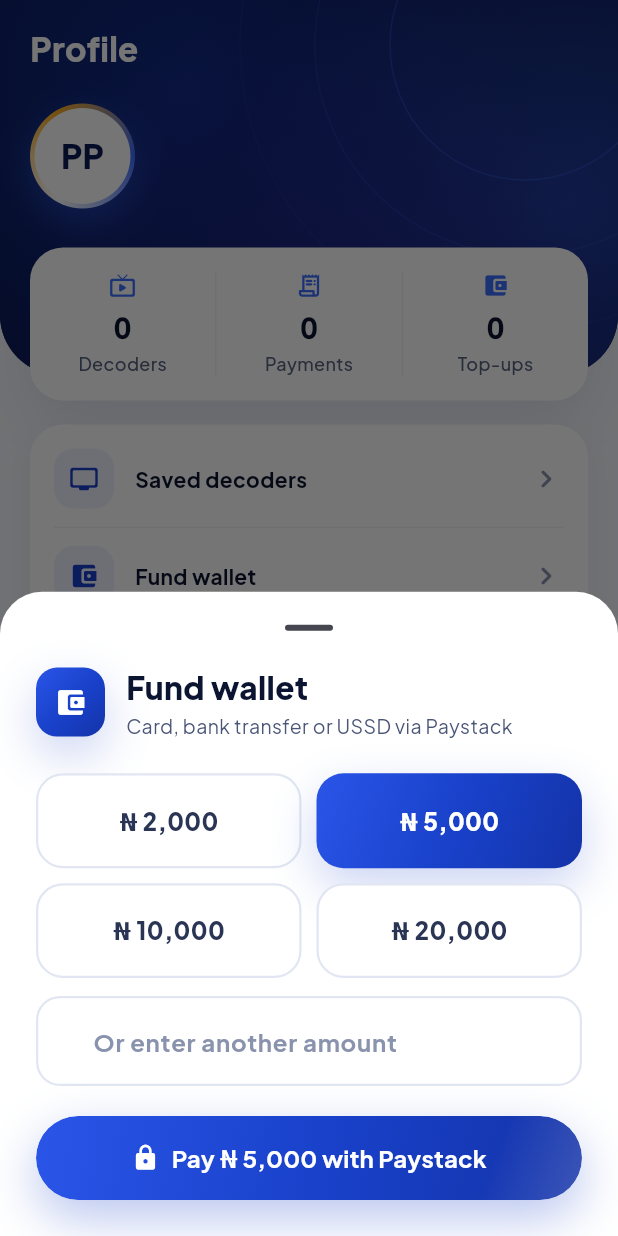
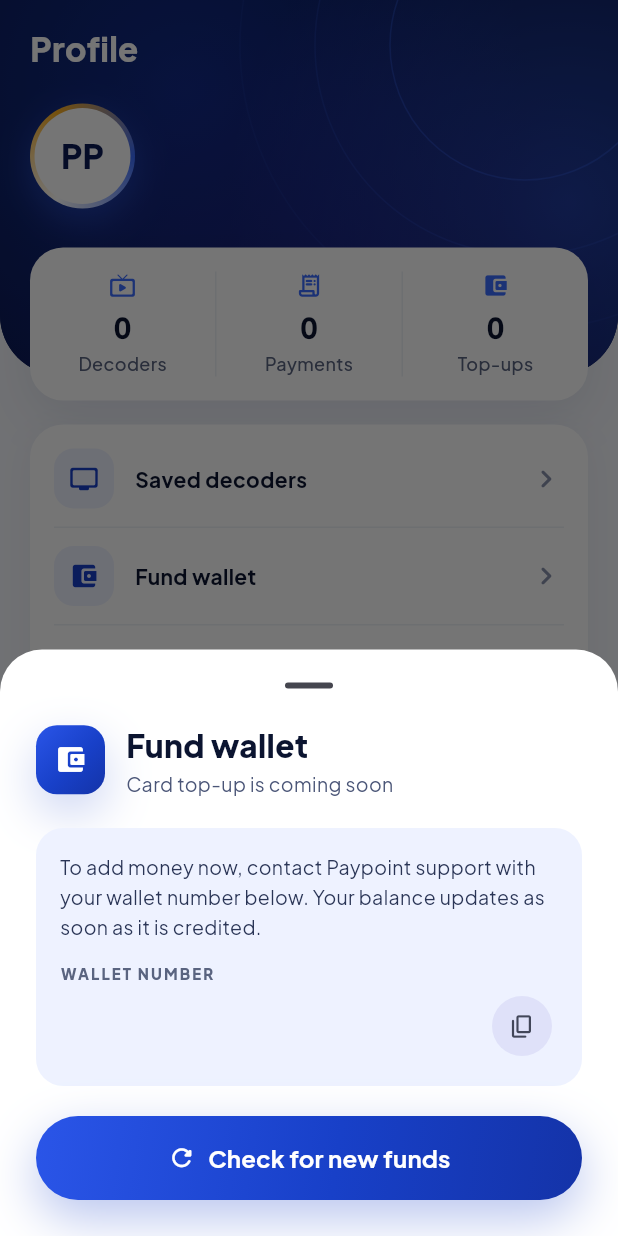
Before and after one commit to ALNATU2025/paypoint, a Flutter app: the MainShell screen opened by its route, item 3 of the bottom bar chosen, after a tap on "Fund wallet", on a phone screen of 412 x 824 dp. Run offline on Flutter 3.47's test engine with Material 3 defaults, Android fonts, the phone set to English and light mode, and no system bars; our stand-ins replace google_fonts, shared_preferences; accounts and stored records are empty.

Commit message:
Remove Paystack checkout from the app
- Fund wallet now shows the user's wallet number for support top-ups and
  a 'Check for new funds' refresh (card funding comes later)
- Drop url_launcher and the browser intent query

Co-Authored-By: Claude Opus 5.5 <noreply@anthropic.com>
Claude-Session: https://claude.ai/code/session_01Rtmac2LUyUTvChVHwGVbfm

```diff
--- a/lib/models/models.dart
+++ b/lib/models/models.dart
@@ -261,7 +261,7 @@ class FundingTransaction {
         amount: (j['amount'] as num? ?? 0).round(),
         date: DateTime.tryParse((j['createdAt'] ?? '').toString())?.toLocal() ?? DateTime.now(),
         status: _status(j['status']),
-        channel: (j['channel'] ?? 'paystack').toString(),
+        channel: (j['channel'] ?? 'admin').toString(),
       );
 }
 
--- a/lib/screens/home_screen.dart
+++ b/lib/screens/home_screen.dart
@@ -1,6 +1,5 @@
 import 'package:flutter/material.dart';
 import 'package:flutter/services.dart';
-import 'package:url_launcher/url_launcher.dart';
 
 import '../core/formatters.dart';
 import '../core/routes.dart';
@@ -547,118 +546,52 @@ class _DecoderTile extends StatelessWidget {
   }
 }
 
-/// Bottom sheet to top up the wallet through Paystack checkout.
+/// How to add money to the wallet. Card funding is not live yet, so wallets
+/// are topped up by Paypoint support (admin credit on the backend).
 Future<void> showFundWalletSheet(BuildContext context) {
   return showModalBottomSheet<void>(
     context: context,
     isScrollControlled: true,
-    builder: (ctx) => Padding(
-      padding: EdgeInsets.only(bottom: MediaQuery.viewInsetsOf(ctx).bottom),
-      child: _FundWalletSheet(hostContext: context),
-    ),
+    builder: (ctx) => _FundWalletSheet(hostContext: context),
   );
 }
 
 class _FundWalletSheet extends StatefulWidget {
   const _FundWalletSheet({required this.hostContext});
-
-  /// The page that opened the sheet, used for snack bars after it closes.
   final BuildContext hostContext;
 
   @override
   State<_FundWalletSheet> createState() => _FundWalletSheetState();
 }
 
-class _FundWalletSheetState extends State<_FundWalletSheet> with WidgetsBindingObserver {
-  static const _amounts = [2000, 5000, 10000, 20000];
-  final _custom = TextEditingController();
-  int? _picked = 5000;
-  String? _reference;
-  bool _busy = false;
-  String? _note;
+class _FundWalletSheetState extends State<_FundWalletSheet> {
+  bool _refreshing = false;
 
-  int? get _amount {
-    final typed = int.tryParse(_custom.text.replaceAll(RegExp(r'\D'), ''));
-    return typed ?? _picked;
-  }
-
-  @override
-  void initState() {
-    super.initState();
-    WidgetsBinding.instance.addObserver(this);
-    _custom.addListener(() => setState(() {}));
-  }
-
-  @override
-  void dispose() {
-    WidgetsBinding.instance.removeObserver(this);
-    _custom.dispose();
-    super.dispose();
-  }
-
-  /// When the user comes back from the browser, check the payment.
-  @override
-  void didChangeAppLifecycleState(AppLifecycleState state) {
-    if (state == AppLifecycleState.resumed && _reference != null && !_busy) _verify(auto: true);
-  }
-
-  Future<void> _start() async {
-    final amount = _amount;
-    if (amount == null || amount < 100) {
-      setState(() => _note = 'Enter at least ₦100');
-      return;
-    }
-    setState(() {
-      _busy = true;
-      _note = null;
-    });
+  Future<void> _refresh() async {
+    final s = AppScope.read(context);
+    final before = s.walletBalance;
+    final messenger = ScaffoldMessenger.of(widget.hostContext);
+    setState(() => _refreshing = true);
     try {
-      final (url, reference) = await AppScope.read(context).startFunding(amount);
-      _reference = reference;
-      final opened = await launchUrl(Uri.parse(url), mode: LaunchMode.externalApplication);
-      if (!opened) throw ApiException('Could not open the payment page.');
-      if (mounted) setState(() => _note = 'Complete the payment in your browser, then come back here.');
-    } on ApiException catch (e) {
-      if (mounted) setState(() => _note = e.message);
-    } finally {
-      if (mounted) setState(() => _busy = false);
-    }
-  }
-
-  Future<void> _verify({bool auto = false}) async {
-    final ref = _reference;
-    if (ref == null) return;
-    setState(() => _busy = true);
-    final messenger = ScaffoldMessenger.of(widget.hostContext);
-    try {
-      final status = await AppScope.read(context).verifyFunding(ref);
+      await s.refresh();
       if (!mounted) return;
-      switch (status) {
-        case TxStatus.success:
-          final amount = _amount ?? 0;
+      final added = s.walletBalance - before;
+      if (added > 0) {
         Navigator.of(context).pop();
-          messenger.showSnackBar(
-            SnackBar(content: Text('${Fmt.naira(amount)} added to your wallet')),
-          );
-          return;
-        case TxStatus.failed:
-          setState(() {
-            _note = 'That payment was not completed. You can try again.';
-            _reference = null;
-          });
-        case TxStatus.pending:
-          if (!auto) setState(() => _note = "We haven't received confirmation yet. If you've paid, wait a moment and check again.");
+        messenger.showSnackBar(SnackBar(content: Text('${Fmt.naira(added)} added to your wallet')));
+      } else {
+        messenger.showSnackBar(const SnackBar(content: Text('No new funds yet. Check again shortly.')));
       }
     } on ApiException catch (e) {
-      if (mounted && !auto) setState(() => _note = e.message);
+      messenger.showSnackBar(SnackBar(content: Text(e.message)));
     } finally {
-      if (mounted) setState(() => _busy = false);
+      if (mounted) setState(() => _refreshing = false);
     }
   }
 
   @override
   Widget build(BuildContext context) {
-    final waiting = _reference != null;
+    final s = AppScope.of(context);
     return SafeArea(
       child: Padding(
         padding: const EdgeInsets.fromLTRB(24, 0, 24, 24),
@@ -676,90 +609,56 @@ class _FundWalletSheetState extends State<_FundWalletSheet> with WidgetsBindingO
                     children: [
                       Text('Fund wallet', style: TextStyle(fontSize: 21, fontWeight: FontWeight.w800)),
                       SizedBox(height: 2),
-                      Text('Card, bank transfer or USSD via Paystack',
-                          style: TextStyle(fontSize: 13, color: AppColors.body)),
+                      Text('Card top-up is coming soon', style: TextStyle(fontSize: 13, color: AppColors.body)),
                     ],
                   ),
                 ),
               ],
             ),
-            const SizedBox(height: 22),
-            if (!waiting) ...[
-              GridView.count(
-                crossAxisCount: 2,
-                shrinkWrap: true,
-                physics: const NeverScrollableScrollPhysics(),
-                mainAxisSpacing: 10,
-                crossAxisSpacing: 10,
-                childAspectRatio: 2.8,
-                children: [
-                  for (final (idx, a) in _amounts.indexed)
-                    FadeSlideIn(
-                      delay: Stagger.at(idx, baseMs: 80, stepMs: 50),
-                      child: _AmountChip(
-                        label: Fmt.naira(a),
-                        selected: _custom.text.isEmpty && _picked == a,
-                        onTap: () {
-                          HapticFeedback.selectionClick();
-                          _custom.clear();
-                          setState(() => _picked = a);
-                        },
-                      ),
-                    ),
-                ],
-              ),
-              const SizedBox(height: 12),
-              TextField(
-                controller: _custom,
-                keyboardType: TextInputType.number,
-                inputFormatters: [FilteringTextInputFormatter.digitsOnly, LengthLimitingTextInputFormatter(6)],
-                style: const TextStyle(fontWeight: FontWeight.w700, fontSize: 16),
-                decoration: const InputDecoration(prefixText: '₦ ', hintText: 'Or enter another amount'),
-              ),
-            ] else
+            const SizedBox(height: 20),
             Container(
               width: double.infinity,
               padding: const EdgeInsets.all(16),
               decoration: BoxDecoration(color: AppColors.skySoft, borderRadius: BorderRadius.circular(18)),
-                child: Row(
+              child: Column(
+                crossAxisAlignment: CrossAxisAlignment.start,
                 children: [
-                    const PulseDot(color: AppColors.blue),
-                    const SizedBox(width: 8),
+                  const Text(
+                    'To add money now, contact Paypoint support with your wallet number below. '
+                    'Your balance updates as soon as it is credited.',
+                    style: TextStyle(fontSize: 13, height: 1.5, color: AppColors.label),
+                  ),
+                  const SizedBox(height: 14),
+                  const Text('WALLET NUMBER',
+                      style: TextStyle(fontSize: 10, letterSpacing: 1.4, fontWeight: FontWeight.w800, color: AppColors.muted)),
+                  const SizedBox(height: 4),
+                  Row(
+                    children: [
                       Expanded(
-                      child: Text(
-                        'Waiting for your ${Fmt.naira(_amount ?? 0)} payment…',
-                        style: const TextStyle(fontWeight: FontWeight.w700, color: AppColors.navy),
+                        child: Text(s.phone,
+                            style: const TextStyle(fontSize: 22, fontWeight: FontWeight.w800, letterSpacing: 1)),
                       ),
+                      IconButton.filledTonal(
+                        tooltip: 'Copy wallet number',
+                        onPressed: () {
+                          Clipboard.setData(ClipboardData(text: s.phone));
+                          HapticFeedback.selectionClick();
+                          ScaffoldMessenger.of(widget.hostContext)
+                              .showSnackBar(const SnackBar(content: Text('Wallet number copied')));
+                        },
+                        icon: const Icon(Icons.copy_rounded, size: 18),
+                      ),
+                    ],
                   ),
                 ],
               ),
             ),
-            if (_note != null) ...[
-              const SizedBox(height: 12),
-              Text(_note!, style: const TextStyle(fontSize: 13, color: AppColors.body, height: 1.4)),
-            ],
             const SizedBox(height: 20),
-            if (waiting) ...[
             PrimaryButton(
-                label: "I've paid — check now",
+              label: 'Check for new funds',
               icon: Icons.refresh_rounded,
-                loading: _busy,
-                onPressed: () => _verify(),
-              ),
-              const SizedBox(height: 8),
-              Center(
-                child: TextButton(
-                  onPressed: _busy ? null : _start,
-                  child: const Text('Open payment page again', style: TextStyle(fontWeight: FontWeight.w700)),
-                ),
-              ),
-            ] else
-              PrimaryButton(
-                label: 'Pay ${Fmt.naira(_amount ?? 0)} with Paystack',
-                icon: Icons.lock_rounded,
-                shimmer: true,
-                loading: _busy,
-                onPressed: (_amount ?? 0) >= 100 ? _start : null,
+              loading: _refreshing,
+              onPressed: _refresh,
             ),
           ],
         ),
@@ -767,39 +666,3 @@ class _FundWalletSheetState extends State<_FundWalletSheet> with WidgetsBindingO
     );
   }
 }
-
-class _AmountChip extends StatelessWidget {
-  const _AmountChip({required this.label, required this.selected, required this.onTap});
-  final String label;
-  final bool selected;
-  final VoidCallback onTap;
-
-  @override
-  Widget build(BuildContext context) {
-    return PressScale(
-      child: GestureDetector(
-        onTap: onTap,
-        child: AnimatedContainer(
-          duration: const Duration(milliseconds: 240),
-          curve: Curves.easeOut,
-          alignment: Alignment.center,
-          decoration: BoxDecoration(
-            gradient: selected ? AppGradients.primary : null,
-            color: selected ? null : Colors.white,
-            borderRadius: BorderRadius.circular(18),
-            border: Border.all(color: selected ? Colors.transparent : AppColors.border, width: 1.5),
-            boxShadow: selected ? AppShadows.glowBlue : null,
-          ),
-          child: Text(
-            label,
-            style: TextStyle(
-              fontSize: 16,
-              fontWeight: FontWeight.w800,
-              color: selected ? Colors.white : AppColors.label,
-            ),
-          ),
-        ),
-      ),
-    );
-  }
-}
--- a/lib/screens/payment_method_screen.dart
+++ b/lib/screens/payment_method_screen.dart
@@ -118,10 +118,10 @@ class PaymentMethodScreen extends StatelessWidget {
                             child: Column(
                               crossAxisAlignment: CrossAxisAlignment.start,
                               children: [
-                                Text('Card, bank transfer or USSD',
+                                Text('Need more balance?',
                                     style: TextStyle(fontSize: 14, fontWeight: FontWeight.w800)),
                                 SizedBox(height: 2),
-                                Text('Top up your wallet securely with Paystack',
+                                Text('See how to fund your wallet',
                                     style: TextStyle(fontSize: 12, color: AppColors.muted)),
                               ],
                             ),
--- a/lib/screens/profile_screen.dart
+++ b/lib/screens/profile_screen.dart
@@ -37,8 +37,8 @@ class ProfileScreen extends StatelessWidget {
                     'For DStv/GOtv you can also clear the error code via the provider\'s self-service.',
               ),
               _HelpItem(
-                q: 'I funded my wallet but the balance did not change',
-                a: 'Open Fund wallet again and tap "I\'ve paid — check now", or pull down on Home to refresh.',
+                q: 'My wallet was credited but the balance did not change',
+                a: 'Open Fund wallet and tap "Check for new funds", or pull down on Home to refresh.',
               ),
             ],
           ),
--- a/pubspec.yaml
+++ b/pubspec.yaml
@@ -13,7 +13,6 @@ dependencies:
   google_fonts: ^6.2.1
   http: ^1.2.2
   shared_preferences: ^2.3.3
-  url_launcher: ^6.3.1
 
 dev_dependencies:
   flutter_test:
```
Also changed, not shown: lib/state/app_state.dart (+0 -19 lines), 2 other files. Lines whose indentation alone changed are shown as unchanged.
